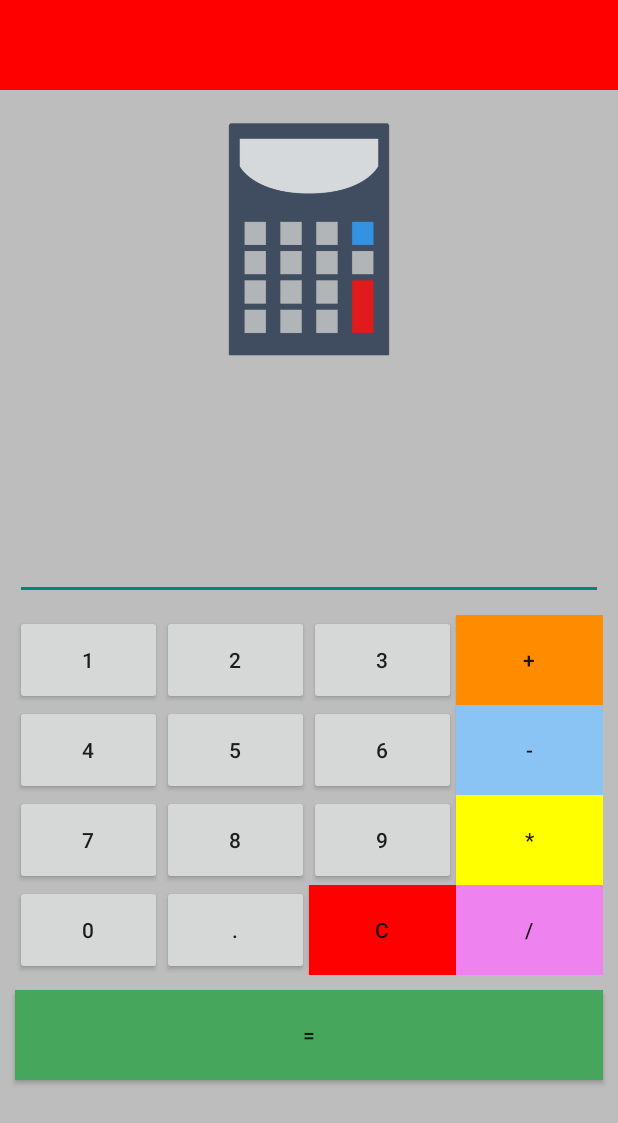
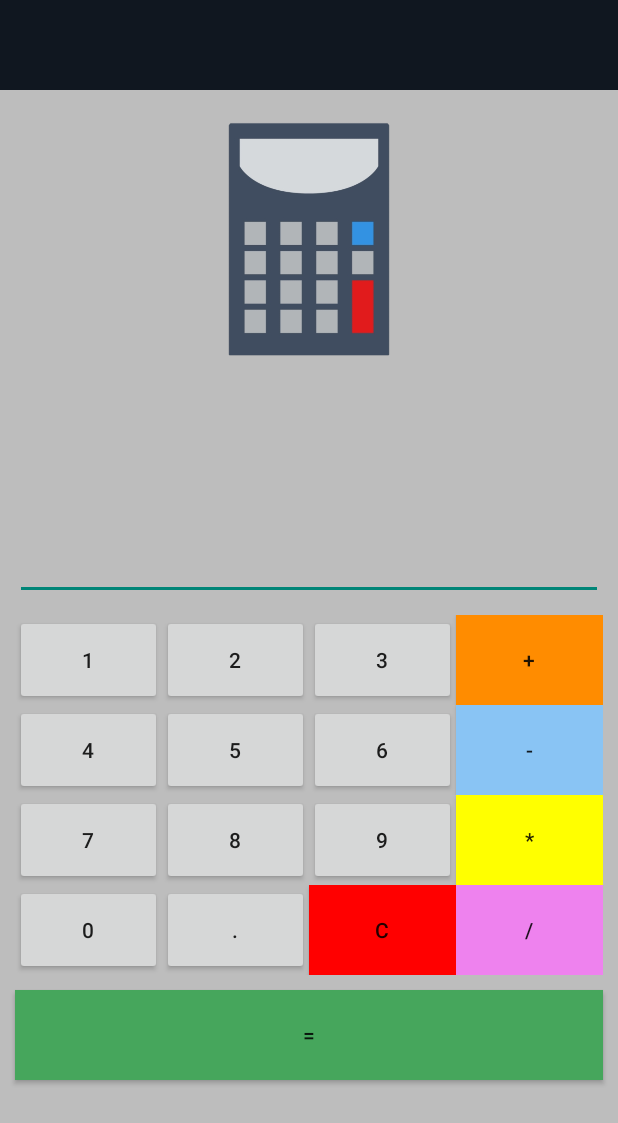
Before and after one commit to woobendjy/Calculator_App, an Android app: the screen it shows after launch (MainActivity), on a phone screen of 412 x 824 dp. Shown: the top 1123 px of the screen. Run offline under Robolectric (Android 15) with nearby library versions, the phone set to English and light mode, and no system bars.

Commit message:
modify de la barre tite

```diff
--- a/app/src/main/res/layout/activity_main.xml
+++ b/app/src/main/res/layout/activity_main.xml
@@ -10,7 +10,7 @@
         android:layout_width="match_parent"
         android:layout_height="60dp"
         android:orientation="horizontal"
-        android:background="@color/red"></LinearLayout>
+        android:background="@color/midnight_blue"></LinearLayout>
 
     <ImageView
         android:id="@+id/imageView"
```
